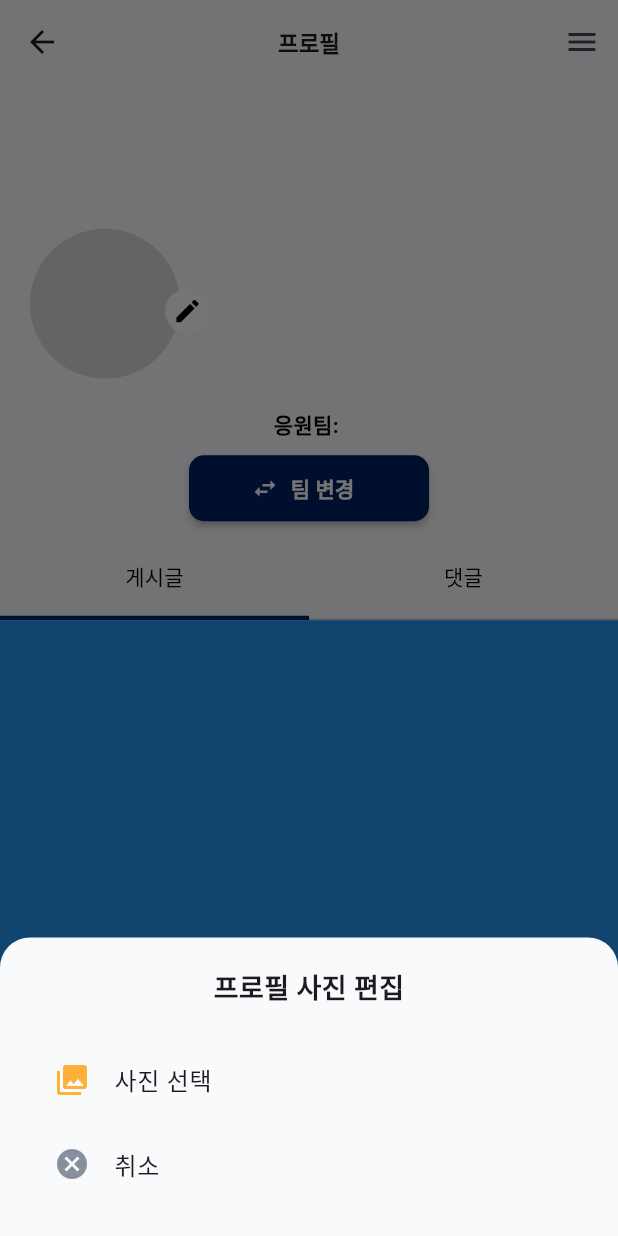
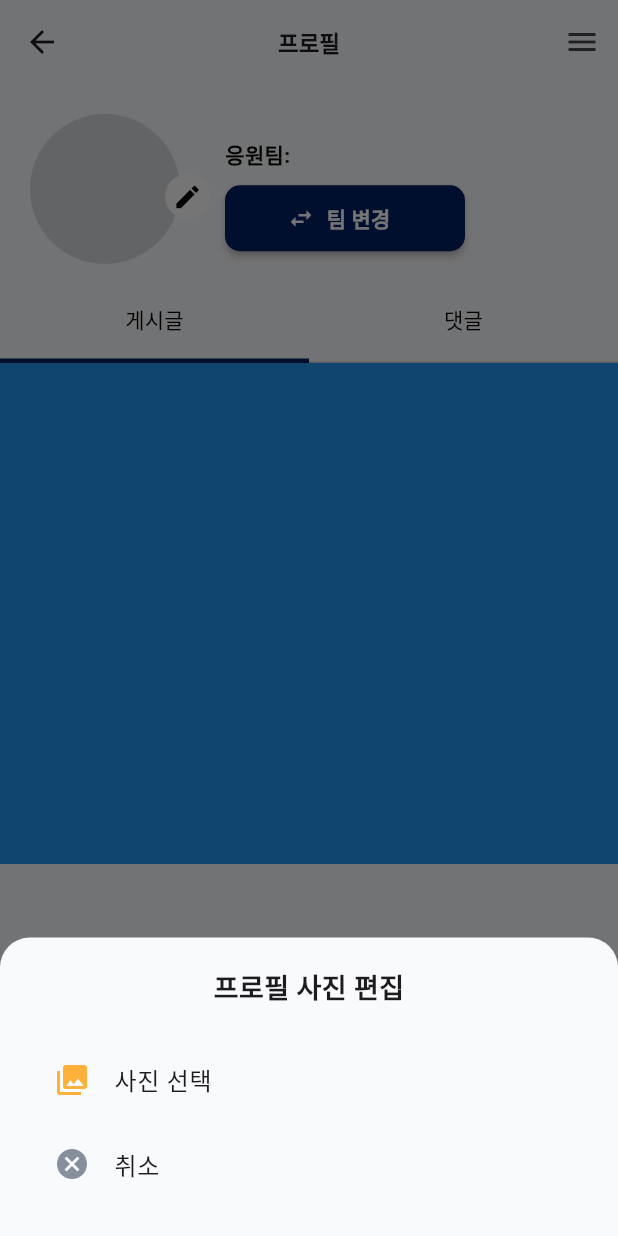
Before and after one commit to Deokwon-Kim/LockerRoom, a Flutter app: the Mypage screen opened directly, after a tap on the "edit" icon, on a phone screen of 412 x 824 dp. Run offline on Flutter 3.47's test engine with Material 3 defaults, Android fonts, the phone set to English and light mode, and no system bars; drawn by our look-alikes of contained_tab_bar_view, toastification; our stand-ins replace cloud_firestore, csv, fade_shimmer, firebase_auth, firebase_core, firebase_storage and 3 more; accounts and stored records are empty; generated files the repository leaves out were written again; network calls fail.

Commit message:
feat: 마이페이지에서 이메일 표시 코드 주석 처리 및 팀 정보 표시 방식 개선

```diff
--- a/lockerroom/lib/page/home/mypage.dart
+++ b/lockerroom/lib/page/home/mypage.dart
@@ -164,8 +164,8 @@ class _MypageState extends State<Mypage> {
     final userProvider = Provider.of<UserProvider>(context, listen: false);
     final userName =
         userProvider.nickname ?? userProvider.currentUser?.displayName ?? '사용자';
-    final email =
-        userProvider.email ?? userProvider.currentUser?.email ?? '이메일';
+    // final email =
+    //     userProvider.email ?? userProvider.currentUser?.email ?? '이메일';
     final user = FirebaseAuth.instance.currentUser;
     return Scaffold(
       backgroundColor: BACKGROUND_COLOR,
@@ -187,7 +187,6 @@ class _MypageState extends State<Mypage> {
       ),
       body: Center(
         child: Column(
-          mainAxisAlignment: MainAxisAlignment.center,
           children: [
             Row(
               children: [
@@ -299,42 +298,19 @@ class _MypageState extends State<Mypage> {
                       ),
                     ),
                     SizedBox(height: 5),
-                    Text(
-                      email,
-                      style: TextStyle(
-                        color: GRAYSCALE_LABEL_500,
-                        fontSize: 13,
-                        fontWeight: FontWeight.w500,
-                      ),
-                    ),
-                  ],
-                ),
-              ],
-            ),
-            SizedBox(height: 10),
-
-            SizedBox(height: 10),
                     Consumer<TeamProvider>(
                       builder: (context, teamProvider, _) {
                         final teamName = teamProvider.team ?? '팀 미선택';
                         final teamModel = teamProvider.findTeamByName(teamName);
-                final teamColor = teamModel?.color ?? GRAYSCALE_LABEL_300;
+                        final teamColor =
+                            teamModel?.color ?? GRAYSCALE_LABEL_300;
                         final logoPath = teamModel?.logoPath;
 
                         return Column(
+                          crossAxisAlignment: CrossAxisAlignment.start,
                           children: [
                             if (logoPath != null)
-                      Container(
-                        padding: const EdgeInsets.symmetric(
-                          horizontal: 14,
-                          vertical: 10,
-                        ),
-                        decoration: BoxDecoration(
-                          color: teamColor.withAlpha(26),
-                          borderRadius: BorderRadius.circular(12),
-                          border: Border.all(color: teamColor.withAlpha(77)),
-                        ),
-                        child: Row(
+                              Row(
                                 mainAxisSize: MainAxisSize.min,
                                 children: [
                                   Image.asset(
@@ -353,7 +329,6 @@ class _MypageState extends State<Mypage> {
                                     ),
                                   ),
                                 ],
-                        ),
                               )
                             else
                               Text(
@@ -386,7 +361,8 @@ class _MypageState extends State<Mypage> {
                                   final changed = await Navigator.push(
                                     context,
                                     MaterialPageRoute(
-                              builder: (_) => TeamSelectPage(isChanging: true),
+                                      builder: (_) =>
+                                          TeamSelectPage(isChanging: true),
                                     ),
                                   );
                                   if (changed is String && mounted) {
@@ -394,7 +370,9 @@ class _MypageState extends State<Mypage> {
                                       context: context,
                                       type: ToastificationType.success,
                                       alignment: Alignment.bottomCenter,
-                              autoCloseDuration: const Duration(seconds: 2),
+                                      autoCloseDuration: const Duration(
+                                        seconds: 2,
+                                      ),
                                       title: Text('팀이 변경되었습니다: ' + changed),
                                     );
                                   }
@@ -405,6 +383,11 @@ class _MypageState extends State<Mypage> {
                         );
                       },
                     ),
+                  ],
+                ),
+              ],
+            ),
+
             SizedBox(height: 10),
             Container(
               width: double.infinity,
```
Lines whose indentation alone changed are shown as unchanged.
